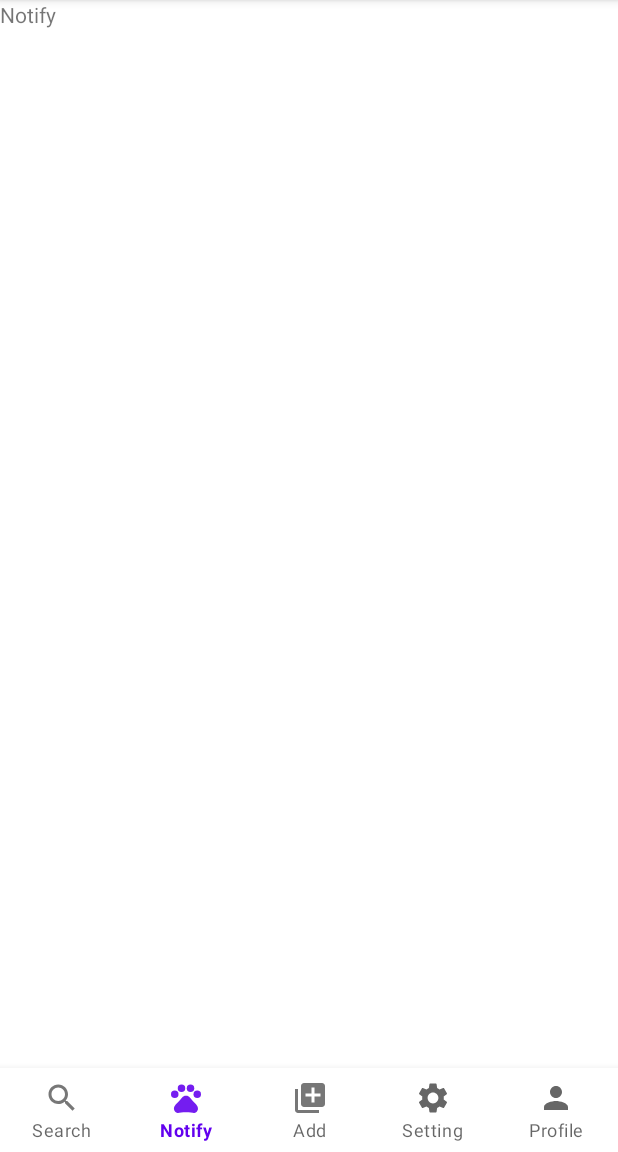
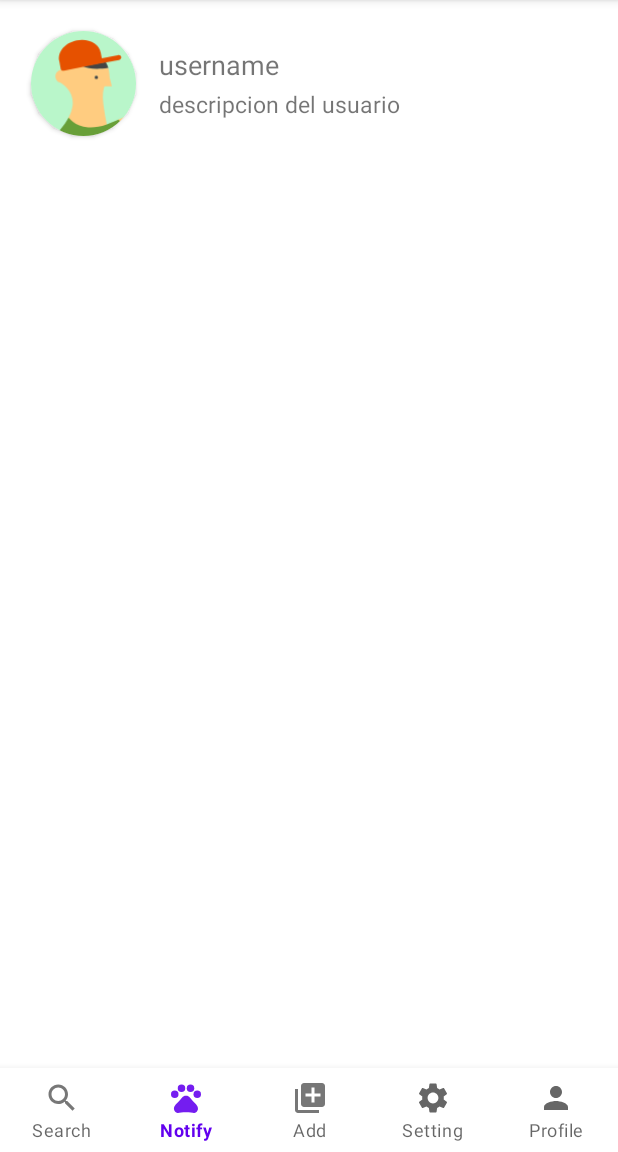
Before and after one commit to margaritaEnterprise/MascotasApp, an Android app: the fragment ProfileFragment placed in its activity, item 2 of the bottom bar chosen, on a phone screen of 412 x 824 dp, the part 84-1236 px from its top. Run offline under Robolectric (Android 15) with nearby library versions, the phone set to English and light mode, and no system bars; our stand-ins replace Firebase (no records; nobody signed in at launch, a user with empty details on screens opened directly).

Commit message:
my post adapter en perfil de usuario

```diff
--- a/app/src/main/java/com/example/mascotasapp/navigation/MainActivity.java
+++ b/app/src/main/java/com/example/mascotasapp/navigation/MainActivity.java
@@ -23,6 +23,7 @@ import com.example.mascotasapp.navigation.fragments.ProfileFragment;
 import com.example.mascotasapp.navigation.fragments.SearchFragment;
 import com.example.mascotasapp.navigation.fragments.SettingFragment;
 import com.example.mascotasapp.signup.SignUpActivity;
+import com.example.mascotasapp.utils.MyPostAdapter;
 import com.example.mascotasapp.utils.PostAdapter;
 import com.google.android.gms.tasks.OnFailureListener;
 import com.google.android.gms.tasks.OnSuccessListener;
@@ -36,9 +37,9 @@ import com.google.firebase.auth.FirebaseUser;
 import java.util.Locale;
 import java.util.Map;
 
-public class MainActivity extends AppCompatActivity implements PostAdapter.PostClickListener {
+public class MainActivity extends AppCompatActivity implements PostAdapter.PostClickListener, MyPostAdapter.PostClickListener {
     private FirebaseAuth mAuth;
-    private FirebaseFirestore db;
+    private FirebaseFirestore db; //viewDetailMyPost
     BottomNavigationView bottomNavigationView;
     FrameLayout frameLayout;
 
@@ -162,4 +163,11 @@ public class MainActivity extends AppCompatActivity implements PostAdapter.PostC
     public void postClick(Map<String, Object> item) {
         replaceFragment(new PostFragment(item, this, this));
     }
+
+    //Metodo del my post adapter: open photo
+    @Override
+    public void viewDetailMyPost(Map<String, Object> item) {
+
+        Toast.makeText(MainActivity.this, item.get("id").toString(),Toast.LENGTH_SHORT).show();
+    }
 }
--- a/app/src/main/java/com/example/mascotasapp/navigation/fragments/ProfileFragment.java
+++ b/app/src/main/java/com/example/mascotasapp/navigation/fragments/ProfileFragment.java
@@ -3,15 +3,34 @@ package com.example.mascotasapp.navigation.fragments;
 import android.os.Bundle;
 
 import androidx.fragment.app.Fragment;
+import androidx.recyclerview.widget.LinearLayoutManager;
+import androidx.recyclerview.widget.RecyclerView;
 
 import android.view.LayoutInflater;
 import android.view.View;
 import android.view.ViewGroup;
+import android.widget.TextView;
+import android.widget.Toast;
 
 import com.example.mascotasapp.R;
+import com.example.mascotasapp.utils.MyPostAdapter;
+import com.google.firebase.auth.FirebaseAuth;
+import com.google.firebase.firestore.CollectionReference;
+import com.google.firebase.firestore.FirebaseFirestore;
+import com.google.firebase.firestore.Query;
+import com.google.firebase.firestore.QueryDocumentSnapshot;
+
+import java.util.ArrayList;
+import java.util.HashMap;
+import java.util.HashSet;
+import java.util.List;
+import java.util.Map;
+import java.util.Set;
 
 public class ProfileFragment extends Fragment {
-
+    RecyclerView recyclerView;
+    FirebaseAuth mAuth;
+    FirebaseFirestore db;
     public ProfileFragment() { }
     @Override
     public void onCreate(Bundle savedInstanceState) {
@@ -21,7 +40,55 @@ public class ProfileFragment extends Fragment {
     @Override
     public View onCreateView(LayoutInflater inflater, ViewGroup container,
                              Bundle savedInstanceState) {
-        // Inflate the layout for this fragment
-        return inflater.inflate(R.layout.fragment_profile, container, false);
+        View view = inflater.inflate(R.layout.fragment_profile, container, false);
+        mAuth = FirebaseAuth.getInstance();
+        db = FirebaseFirestore.getInstance();
+
+        recyclerView = view.findViewById(R.id.frag_profile_recyclerView);
+        recyclerView.setLayoutManager(new LinearLayoutManager(requireContext()));
+
+        getMyPosts();
+
+        return view;
     }
+
+    public void getMyPosts(){
+        CollectionReference collections = db.collection("posts");
+
+        String userId = mAuth.getCurrentUser().getUid();
+        Query query = collections.whereEqualTo("userId", userId);
+        query.orderBy("date", Query.Direction.DESCENDING);
+
+        query
+                .get()
+                .addOnSuccessListener(queryDocumentSnapshots -> {
+                    List<Map<String, Object>> items = new ArrayList<>();
+                    for(QueryDocumentSnapshot document : queryDocumentSnapshots){
+                        Map<String, Object> item = new HashMap<>();
+
+                            item.put("id", document.getId());
+                            item.put("category", document.get("category"));
+                            item.put("photoUrl", document.get("photoUrl"));
+                            item.put("description", document.get("description"));
+                            item.put("location", document.get("location"));
+                            item.put("state", document.get("state"));
+                            item.put("date", document.get("date"));
+                            item.put("userId", document.get("userId"));
+
+                            items.add(item);
+                    }
+
+                    if(!items.isEmpty()){
+                        MyPostAdapter adapter = new MyPostAdapter(items, requireContext());
+                        recyclerView.setAdapter(adapter);
+                    } else {
+                        Toast.makeText(requireContext(), "No hay", Toast.LENGTH_SHORT).show();
+                    }
+                })
+                .addOnFailureListener(e ->{
+                    Toast.makeText(requireContext(), e.getMessage(), Toast.LENGTH_SHORT).show();
+                });
+    }
+
+
 }
--- a/app/src/main/res/layout/fragment_notify.xml
+++ b/app/src/main/res/layout/fragment_notify.xml
@@ -1,14 +1,59 @@
-<?xml version="1.0" encoding="utf-8"?>
-<FrameLayout xmlns:android="http://schemas.android.com/apk/res/android"
+<ScrollView
+    xmlns:android="http://schemas.android.com/apk/res/android"
+    xmlns:app="http://schemas.android.com/apk/res-auto"
     xmlns:tools="http://schemas.android.com/tools"
     android:layout_width="match_parent"
-    android:layout_height="match_parent"
-    tools:context=".navigation.fragments.NotifyFragment">
+    android:layout_height="match_parent">
 
-    <!-- TODO: Update blank fragment layout -->
-    <TextView
+    <LinearLayout
         android:layout_width="match_parent"
-        android:layout_height="match_parent"
-        android:text="Notify" />
+        android:layout_height="wrap_content"
+        android:orientation="vertical"
+        android:gravity="center"
+        tools:context=".navigation.fragments.NotifyFragment">
 
-</FrameLayout>
+        <LinearLayout
+            android:layout_width="match_parent"
+            android:layout_height="wrap_content"
+            android:orientation="horizontal"
+            android:gravity="center"
+            android:layout_margin="5dp"
+            android:elevation="4dp">
+            <androidx.cardview.widget.CardView
+                android:layout_width="wrap_content"
+                android:layout_height="wrap_content"
+                android:elevation="4dp"
+                app:cardCornerRadius="50dp"
+                android:layout_margin="15dp"
+                >
+                <ImageView
+                    android:id="@+id/frag_notify_image"
+                    android:layout_width="70dp"
+                    android:layout_height="70dp"
+                    tools:src="@tools:sample/avatars"
+                    android:src="@drawable/img_avatar_layer_f" />
+            </androidx.cardview.widget.CardView>
+            <LinearLayout
+                android:layout_width="match_parent"
+                android:layout_height="wrap_content"
+                android:orientation="vertical"
+                android:gravity="start">
+                <TextView
+                    android:layout_width="wrap_content"
+                    android:layout_height="wrap_content"
+                    android:textSize="18sp"
+                    android:text="username"
+                    android:layout_marginTop="15dp"
+                    android:layout_marginBottom="3dp"/>
+                <TextView
+                    android:layout_width="wrap_content"
+                    android:layout_height="wrap_content"
+                    android:textSize="15sp"
+                    android:text="descripcion del usuario"
+                    android:layout_marginBottom="15dp"/>
+            </LinearLayout>
+
+        </LinearLayout>
+    </LinearLayout>
+
+</ScrollView>
--- a/app/src/main/res/layout/fragment_profile.xml
+++ b/app/src/main/res/layout/fragment_profile.xml
@@ -59,7 +59,8 @@
             android:layout_width="match_parent"
             android:layout_height="wrap_content"
             app:layoutManager="androidx.recyclerview.widget.GridLayoutManager"
-            app:spanCount="3">
+            app:spanCount="3"
+            android:orientation="vertical">
 
 
 
--- a/app/src/main/res/layout/post_card.xml
+++ b/app/src/main/res/layout/post_card.xml
@@ -57,10 +57,11 @@
                 android:id="@+id/post_cardTag"
                 android:layout_width="wrap_content"
                 android:layout_height="wrap_content"
-                android:textSize="15dp"
                 android:backgroundTint="@color/fui_bgTwitter"
                 android:text="category"
-                android:textAlignment="center"/>
+                android:textAlignment="center"
+                android:textSize="15dp"
+                tools:ignore="TextSizeCheck" />
 
         </LinearLayout>
 
```
Also changed, not shown: app/src/main/java/com/example/mascotasapp/utils/MyPostAdapter.java (added, +66 -0 lines), app/src/main/res/layout/activity_profile.xml (deleted, +0 -15 lines), app/src/main/res/layout/fragment_post.xml (+8 -9 lines), app/src/main/res/layout/fragment_setting.xml (+15 -17 lines), app/src/main/res/layout/my_post_card.xml (added, +17 -0 lines).
